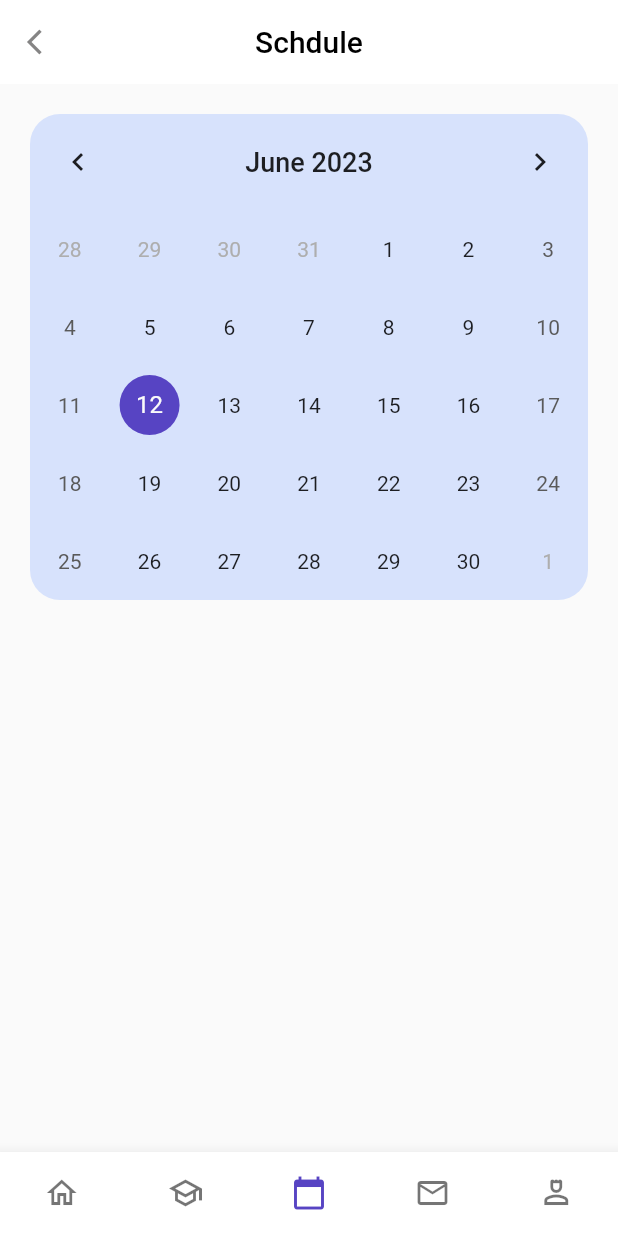
After one commit to umairdev1/online_courseapp, a Flutter app: the BottomNavigationBarExample screen opened directly, item 3 of the bottom bar chosen, on a phone screen of 412 x 824 dp. The commit adds this screen. Run offline on Flutter 3.47's test engine with Material 2 defaults, Android fonts, the phone set to English and light mode, and no system bars; drawn by our look-alikes of table_calendar; our stand-ins replace introduction_screen; network calls fail.

Commit message:
calender

```diff
--- /dev/null
+++ b/lib/views/calenderview/calender_view.dart
@@ -0,0 +1,90 @@
+import 'dart:developer';
+
+import 'package:flutter/material.dart';
+import 'package:online_courseapp/utilis/colors.dart';
+import 'package:online_courseapp/views/home/home_view.dart';
+import 'package:table_calendar/table_calendar.dart';
+
+class CalenderView extends StatefulWidget {
+  const CalenderView({super.key});
+
+  @override
+  State<CalenderView> createState() => _CalenderViewState();
+}
+
+class _CalenderViewState extends State<CalenderView> {
+  DateTime _focusedDay = DateTime.now();
+  DateTime? _selectedDay;
+  @override
+  Widget build(BuildContext context) {
+    return Scaffold(
+      appBar: AppBar(
+        leading: IconButton(
+            onPressed: () {
+              Navigator.push(
+                  context,
+                  MaterialPageRoute(
+                    builder: (context) => const HomeView(),
+                  ));
+            },
+            icon: const Icon(
+              Icons.arrow_back_ios,
+              color: kgreyClr,
+              size: 20,
+            )),
+        backgroundColor: kwhiteClr,
+        elevation: 0,
+        centerTitle: true,
+        title: const Text(
+          "Schdule",
+          style: TextStyle(
+            color: kblackClr,
+          ),
+        ),
+      ),
+      body: Padding(
+        padding: const EdgeInsets.all(20.0),
+        child: Column(
+          children: [
+            Container(
+              decoration: BoxDecoration(
+                color: kblueClr,
+                borderRadius: BorderRadius.circular(20),
+              ),
+              child: TableCalendar(
+                focusedDay: _focusedDay,
+                firstDay: DateTime(
+                  DateTime.now().year,
+                ),
+                lastDay: DateTime(2025),
+                calendarStyle: const CalendarStyle(
+                    todayDecoration: BoxDecoration(
+                        color: kprimaryClr, shape: BoxShape.circle),
+                    selectedDecoration: BoxDecoration(
+                        color: kbottonblueClr, shape: BoxShape.circle)),
+                onDaySelected: (selectedDay, focusedDay) {
+                  if (!isSameDay(_selectedDay, selectedDay)) {
+                    setState(() {
+                      _selectedDay = selectedDay;
+                      _focusedDay = focusedDay;
+                    });
+                  }
+                },
+                selectedDayPredicate: (Day) {
+                  return isSameDay(_selectedDay, Day);
+                },
+                headerStyle: const HeaderStyle(
+                  formatButtonVisible: false,
+                  titleCentered: true,
+                  titleTextStyle:
+                      TextStyle(fontWeight: FontWeight.w500, fontSize: 18),
+                ),
+                daysOfWeekVisible: false,
+              ),
+            ),
+          ],
+        ),
+      ),
+    );
+  }
+}
--- /dev/null
+++ b/lib/views/mainview/main_view.dart
@@ -0,0 +1,105 @@
+import 'package:flutter/material.dart';
+import 'package:online_courseapp/utilis/colors.dart';
+import 'package:online_courseapp/views/home/home_view.dart';
+
+import '../calenderview/calender_view.dart';
+
+/// Flutter code sample for [BottomNavigationBar].
+
+class MainView extends StatelessWidget {
+  const MainView({super.key});
+
+  @override
+  Widget build(BuildContext context) {
+    return const MaterialApp(
+      home: BottomNavigationBarExample(),
+    );
+  }
+}
+
+class BottomNavigationBarExample extends StatefulWidget {
+  const BottomNavigationBarExample({super.key});
+
+  @override
+  State<BottomNavigationBarExample> createState() =>
+      _BottomNavigationBarExampleState();
+}
+
+class _BottomNavigationBarExampleState
+    extends State<BottomNavigationBarExample> {
+  int _selectedIndex = 0;
+  static const TextStyle optionStyle =
+      TextStyle(fontSize: 30, fontWeight: FontWeight.bold);
+  static List<Widget> _widgetOptions = <Widget>[
+    HomeView(),
+    Text(
+      'School',
+      style: optionStyle,
+    ),
+    CalenderView(),
+    Text(
+      'Message',
+      style: optionStyle,
+    ),
+    Text(
+      'Profile',
+      style: optionStyle,
+    ),
+  ];
+
+  void _onItemTapped(int index) {
+    setState(() {
+      _selectedIndex = index;
+    });
+  }
+
+  @override
+  Widget build(BuildContext context) {
+    return Scaffold(
+      body: Center(
+        child: _widgetOptions.elementAt(_selectedIndex),
+      ),
+      bottomNavigationBar: BottomNavigationBar(
+        backgroundColor: kwhiteClr,
+        showSelectedLabels: false,
+        showUnselectedLabels: false,
+        type: BottomNavigationBarType.fixed,
+        items: <BottomNavigationBarItem>[
+          BottomNavigationBarItem(
+            icon: _selectedIndex == 0
+                ? const Icon(Icons.home)
+                : const Icon(Icons.home_outlined),
+            label: 'Home',
+          ),
+          BottomNavigationBarItem(
+            icon: _selectedIndex == 1
+                ? const Icon(Icons.school)
+                : const Icon(Icons.school_outlined),
+            label: 'Business',
+          ),
+          BottomNavigationBarItem(
+            icon: _selectedIndex == 2
+                ? const Icon(Icons.calendar_today)
+                : const Icon(Icons.calendar_today_outlined),
+            label: 'School',
+          ),
+          BottomNavigationBarItem(
+            icon: _selectedIndex == 3
+                ? const Icon(Icons.mail)
+                : const Icon(Icons.mail_outline),
+            label: 'School',
+          ),
+          BottomNavigationBarItem(
+            icon: _selectedIndex == 4
+                ? const Icon(Icons.person)
+                : const Icon(Icons.person_4_outlined),
+            label: 'School',
+          ),
+        ],
+        currentIndex: _selectedIndex,
+        selectedItemColor: kprimaryClr,
+        onTap: _onItemTapped,
+      ),
+    );
+  }
+}
--- a/lib/views/onboard/onboard_view.dart
+++ b/lib/views/onboard/onboard_view.dart
@@ -3,6 +3,8 @@ import 'package:flutter/material.dart';
 import 'package:introduction_screen/introduction_screen.dart';
 import 'package:online_courseapp/utilis/colors.dart';
 import 'package:online_courseapp/views/home/home_view.dart';
+
+import '../mainview/main_view.dart';
 
 class OnBoardView extends StatefulWidget {
   const OnBoardView({Key? key}) : super(key: key);
@@ -93,7 +95,7 @@ class OnBoardViewState extends State<OnBoardView> {
         Navigator.push(
             context,
             MaterialPageRoute(
-              builder: (context) => HomeView(),
+              builder: (context) => MainView(),
             ));
       },
       //onSkip: () => _onIntroEnd(context), // You can override onSkip callback
--- a/pubspec.yaml
+++ b/pubspec.yaml
@@ -35,6 +35,7 @@ dependencies:
   # Use with the CupertinoIcons class for iOS style icons.
   cupertino_icons: ^1.0.2
   introduction_screen: ^3.1.8
+  table_calendar: ^3.0.9
 
 dev_dependencies:
   flutter_test:
```
Also changed, not shown: pubspec.lock.
